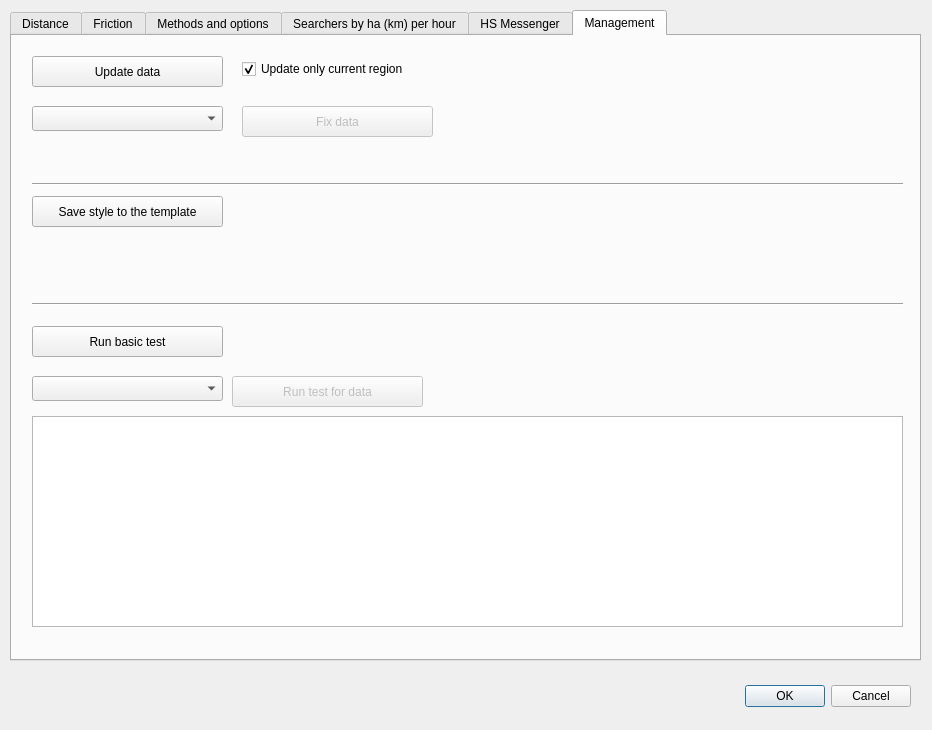
Old version of the form ui/settings.ui in the repository ruz76/qgis_patrac_3.
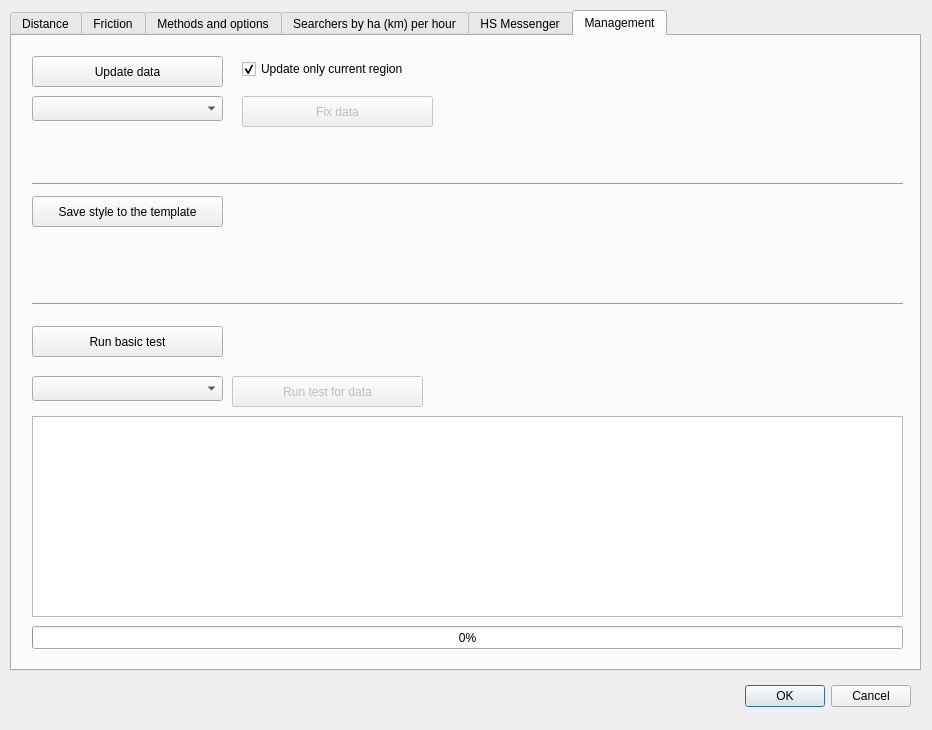
New version of the form. The open tabs and pages were chosen to show the change.

What changed in the file:
```diff
--- a/ui/settings.ui
+++ b/ui/settings.ui
@@ -35,7 +35,7 @@
      <x>10</x>
      <y>10</y>
      <width>911</width>
-     <height>651</height>
+     <height>661</height>
     </rect>
    </property>
    <property name="currentIndex">
@@ -825,7 +825,7 @@
        <x>20</x>
        <y>380</y>
        <width>871</width>
-       <height>211</height>
+       <height>201</height>
       </rect>
      </property>
     </widget>
@@ -859,7 +859,7 @@
      <property name="geometry">
       <rect>
        <x>20</x>
-       <y>70</y>
+       <y>60</y>
        <width>191</width>
        <height>25</height>
       </rect>
@@ -872,7 +872,7 @@
      <property name="geometry">
       <rect>
        <x>230</x>
-       <y>70</y>
+       <y>60</y>
        <width>191</width>
        <height>31</height>
       </rect>
@@ -881,6 +881,19 @@
       <string>Fix data</string>
      </property>
     </widget>
+    <widget class="QProgressBar" name="progressBar">
+     <property name="geometry">
+      <rect>
+       <x>20</x>
+       <y>590</y>
+       <width>871</width>
+       <height>23</height>
+      </rect>
+     </property>
+     <property name="value">
+      <number>0</number>
+     </property>
+    </widget>
    </widget>
   </widget>
  </widget>
```
Left out of the diff: 2 changed lines with no effect on the pictures.
